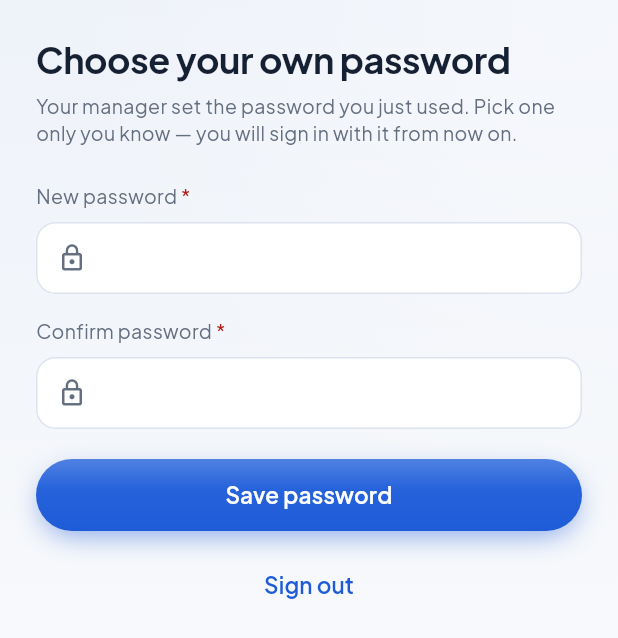
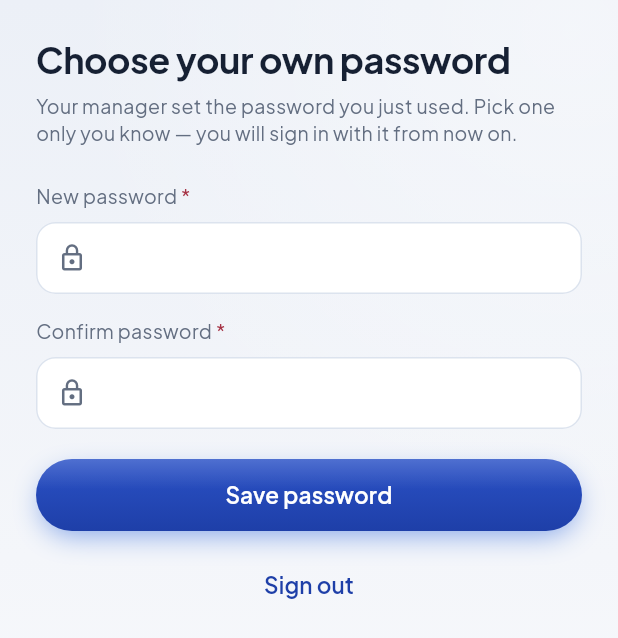
Before and after one commit to PardhaSarathy/FieldForce, a Flutter app: the ChoosePasswordScreen screen opened by its route, on a phone screen of 412 x 824 dp. Shown: the top 638 px of the screen. Run offline on Flutter 3.47's test engine with Material 3 defaults, Android fonts, the phone set to English and light mode, and no system bars; our stand-ins replace connectivity_plus, fl_chart, flutter_map, flutter_riverpod, geolocator, go_router and 5 more; missing offline and left inert: file_saver; accounts and stored records are empty.

Commit message:
Move the app to the sapphire and gold palette
Co-Authored-By: Claude Opus 5 <noreply@anthropic.com>

```diff
--- a/lib/core/theme/app_colors.dart
+++ b/lib/core/theme/app_colors.dart
@@ -79,7 +79,7 @@ abstract final class AppColors {
 
   // ---------------------------------------------------------------- surfaces
   /// Page ground. Neutral, and barely off white — see the class doc.
-  static const background = Color(0xFFF6F8FB); // --color-soft
+  static const background = Color(0xFFF4F6FA); // --color-soft
 
   /// Cards, sheets, elevated content.
   static const surface = Color(0xFFFFFFFF);
@@ -94,8 +94,8 @@ abstract final class AppColors {
   /// bar and gives way to pure white at the thumb, so the screen has somewhere
   /// to recede to. Body text holds at 16.1:1 against the darkest stop and
   /// 17.9:1 against the lightest, so nothing changes as the eye travels down.
-  static const backgroundTop = Color(0xFFEEF2F9);
-  static const backgroundMid = Color(0xFFF6F8FB);
+  static const backgroundTop = Color(0xFFECF0F7);
+  static const backgroundMid = Color(0xFFF4F6FA);
   static const backgroundBottom = Color(0xFFFFFFFF);
 
   /// A soft highlight over the wash, as if light fell from the top right.
@@ -126,18 +126,18 @@ abstract final class AppColors {
   ///
   /// Dr.Swift's primary, unchanged. White sits on it at 5.9:1, so it carries
   /// a filled button without help.
-  static const brand = Color(0xFF1E5BD7); // --color-blue
+  static const brand = Color(0xFF1E3FA8); // --color-blue
 
   /// The light end of the brand gradient. Not the site's own lighter blue,
   /// which measures 4.47:1 — a hair under the floor, and a button's label sits
   /// on the lightest point of its gradient.
-  static const brandLight = Color(0xFF2C68DD);
+  static const brandLight = Color(0xFF2B52C7);
 
   /// The dark end.
-  static const brandDark = Color(0xFF123F9B); // --color-blue-dark
+  static const brandDark = Color(0xFF152E7D); // --color-blue-dark
 
   /// Tinted brand background for selected chips, verified badges, soft fills.
-  static const brandSoft = Color(0xFFEDF4FF); // --color-blue-soft
+  static const brandSoft = Color(0xFFEBF0FB); // --color-blue-soft
 
   /// The coloured shadow under a lit brand element.
   static const brandGlow = Color(0x8C1E5BD7);
@@ -185,10 +185,10 @@ abstract final class AppColors {
   // These four are the brand's own values; [AppGlow] derives the same set for
   // any other ink, so a module well and a warning well are built identically.
   /// The lit edge of the brand well, top-left. Glyph measures 5.4:1 here.
-  static const wellTop = Color(0xFF1E5BD7);
+  static const wellTop = Color(0xFF1E3FA8);
 
   /// The deep corner, bottom-right.
-  static const wellBottom = Color(0xFF123F9B);
+  static const wellBottom = Color(0xFF152E7D);
 
   /// The glyph drawn on the well. Pure white — see [AppGlow.glyphOn] for why
   /// the tinted near-white it used to be was making the mark look grey.
@@ -208,20 +208,20 @@ abstract final class AppColors {
 
   /// Readable ink for the amber family. 4.65:1 on [sandSoft] — the wash was
   /// lightened to get there, because amber is the hue with the least room.
-  static const sandDeep = Color(0xFFB45309);
+  static const sandDeep = Color(0xFF925C0B);
 
   // -------------------------------------------------------------- semantic
   /// Real states only, and all four are Dr.Swift's own.
-  static const success = Color(0xFF267C42); // --color-green-bright-text
-  static const warning = Color(0xFFB45309);
-  static const error = Color(0xFFB42318); // --color-error
+  static const success = Color(0xFF1F7A55); // --color-green-bright-text
+  static const warning = Color(0xFF925C0B);
+  static const error = Color(0xFFA63446); // --color-error
   static const info = Color(0xFF147885); // --color-teal-text
 
   /// Semantic colours as badge and banner backgrounds. Pre-computed rather
   /// than using `withValues` so they composite correctly over any surface.
-  static const successSoft = Color(0xFFE7F5EB);
-  static const warningSoft = Color(0xFFFEF5E9);
-  static const errorSoft = Color(0xFFFFF4F2); // --color-error-soft
+  static const successSoft = Color(0xFFE4F3EB);
+  static const warningSoft = Color(0xFFFBF1DF);
+  static const errorSoft = Color(0xFFF9E8EB); // --color-error-soft
   static const infoSoft = Color(0xFFE3F5F7);
 
   // ------------------------------------------------------------- calendars
@@ -299,7 +299,7 @@ enum ModulePalette {
   /// what they use where `--color-green-bright` (3.7:1) would be unreadable.
   /// 5.2:1 / 4.6:1. Shares its value with [AppColors.success]; see the note on
   /// [AppColors].
-  travel(Color(0xFF267C42), Color(0xFFE7F5EB)),
+  travel(Color(0xFF1F7A55), Color(0xFFE4F3EB)),
 
   /// Indigo. 7.9:1 / 6.8:1.
   ///
```
